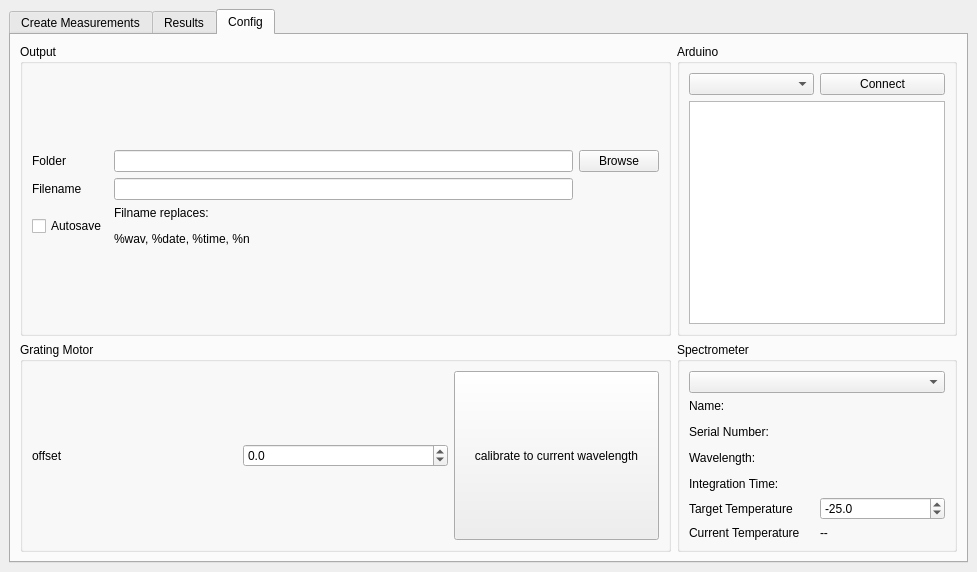
The window that GUI/dependencies/mainWindow.ui (Davidxdydz/VUVControl) describes before a commit, drawn with Qt 5.
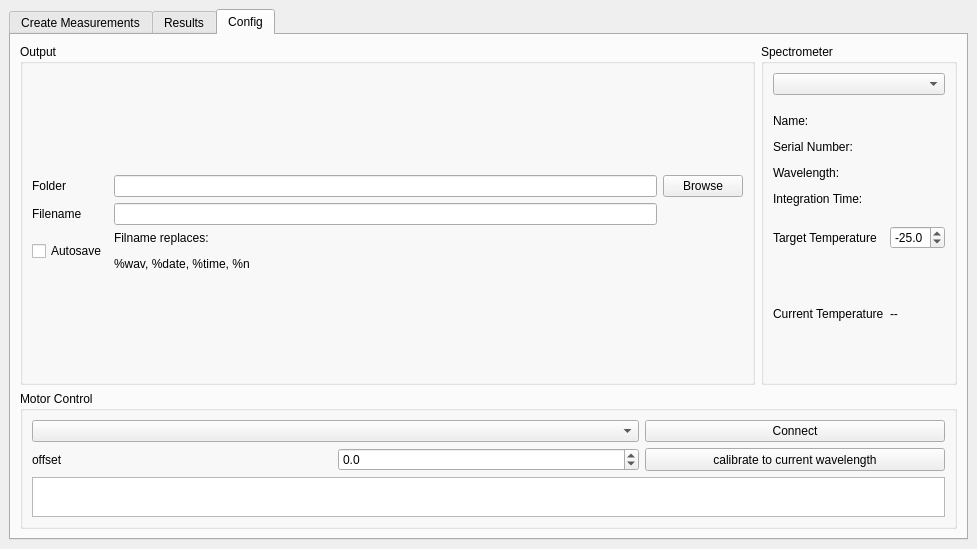
The same window after the commit. The open tabs and pages were chosen to show the change.

Commit message: reworked scaling to fit the raspberry touchscreen

```diff
--- a/GUI/dependencies/mainWindow.ui
+++ b/GUI/dependencies/mainWindow.ui
@@ -7,7 +7,7 @@
     <x>0</x>
     <y>0</y>
     <width>977</width>
-    <height>572</height>
+    <height>549</height>
    </rect>
   </property>
   <property name="windowTitle">
@@ -485,53 +485,7 @@
           </layout>
          </widget>
         </item>
-        <item row="1" column="0">
-         <widget class="QGroupBox" name="groupBox_4">
-          <property name="title">
-           <string>Grating Motor</string>
-          </property>
-          <layout class="QGridLayout" name="gridLayout_11">
-           <item row="0" column="0">
-            <layout class="QGridLayout" name="gridLayout_10">
-             <item row="0" column="2" rowspan="3">
-              <widget class="QPushButton" name="useSavedCurrentButton">
-               <property name="sizePolicy">
-                <sizepolicy hsizetype="Minimum" vsizetype="Expanding">
-                 <horstretch>0</horstretch>
-                 <verstretch>0</verstretch>
-                </sizepolicy>
-               </property>
-               <property name="text">
-                <string>calibrate to current wavelength</string>
-               </property>
-              </widget>
-             </item>
-             <item row="1" column="1">
-              <widget class="QDoubleSpinBox" name="offsetSpinBox">
-               <property name="decimals">
-                <number>1</number>
-               </property>
-               <property name="minimum">
-                <double>-1000.000000000000000</double>
-               </property>
-               <property name="maximum">
-                <double>1000.000000000000000</double>
-               </property>
-              </widget>
-             </item>
-             <item row="1" column="0">
-              <widget class="QLabel" name="label_14">
-               <property name="text">
-                <string>offset</string>
-               </property>
-              </widget>
-             </item>
-            </layout>
-           </item>
-          </layout>
-         </widget>
-        </item>
-        <item row="1" column="1">
+        <item row="0" column="1">
          <widget class="QGroupBox" name="groupBox_3">
           <property name="title">
            <string>Spectrometer</string>
@@ -587,20 +541,77 @@
           </layout>
          </widget>
         </item>
-        <item row="0" column="1">
-         <widget class="QGroupBox" name="groupBox_2">
+        <item row="1" column="0" colspan="2">
+         <widget class="QGroupBox" name="groupBox_4">
+          <property name="sizePolicy">
+           <sizepolicy hsizetype="Preferred" vsizetype="Maximum">
+            <horstretch>0</horstretch>
+            <verstretch>0</verstretch>
+           </sizepolicy>
+          </property>
           <property name="title">
-           <string>Arduino</string>
+           <string>Motor Control</string>
           </property>
-          <layout class="QGridLayout" name="gridLayout_9">
-           <item row="1" column="1">
+          <layout class="QGridLayout" name="gridLayout_11">
+           <item row="0" column="0">
+            <layout class="QGridLayout" name="gridLayout_10">
+             <item row="3" column="0">
+              <widget class="QLabel" name="label_14">
+               <property name="text">
+                <string>offset</string>
+               </property>
+              </widget>
+             </item>
+             <item row="3" column="1">
+              <widget class="QDoubleSpinBox" name="offsetSpinBox">
+               <property name="decimals">
+                <number>1</number>
+               </property>
+               <property name="minimum">
+                <double>-1000.000000000000000</double>
+               </property>
+               <property name="maximum">
+                <double>1000.000000000000000</double>
+               </property>
+              </widget>
+             </item>
+             <item row="6" column="0" colspan="3">
+              <widget class="QTextBrowser" name="comLogBrowser">
+               <property name="sizePolicy">
+                <sizepolicy hsizetype="Expanding" vsizetype="Preferred">
+                 <horstretch>0</horstretch>
+                 <verstretch>0</verstretch>
+                </sizepolicy>
+               </property>
+               <property name="maximumSize">
+                <size>
+                 <width>16777215</width>
+                 <height>40</height>
+                </size>
+               </property>
+              </widget>
+             </item>
+             <item row="3" column="2">
+              <widget class="QPushButton" name="useSavedCurrentButton">
+               <property name="sizePolicy">
+                <sizepolicy hsizetype="Minimum" vsizetype="Expanding">
+                 <horstretch>0</horstretch>
+                 <verstretch>0</verstretch>
+                </sizepolicy>
+               </property>
+               <property name="text">
+                <string>calibrate to current wavelength</string>
+               </property>
+              </widget>
+             </item>
+             <item row="2" column="2">
             <widget class="QPushButton" name="connectArduButton">
              <property name="text">
               <string>Connect</string>
              </property>
             </widget>
            </item>
-           <item row="1" column="0">
+             <item row="2" column="0" colspan="2">
             <widget class="QComboBox" name="comPortBox">
              <property name="acceptDrops">
               <bool>false</bool>
@@ -613,8 +624,7 @@
              </property>
             </widget>
            </item>
-           <item row="2" column="0" colspan="2">
-            <widget class="QTextBrowser" name="comLogBrowser"/>
+            </layout>
            </item>
           </layout>
          </widget>
```
Left out of the diff: 14 changed lines with no effect on the pictures. Lines whose indentation alone changed are shown as unchanged.
